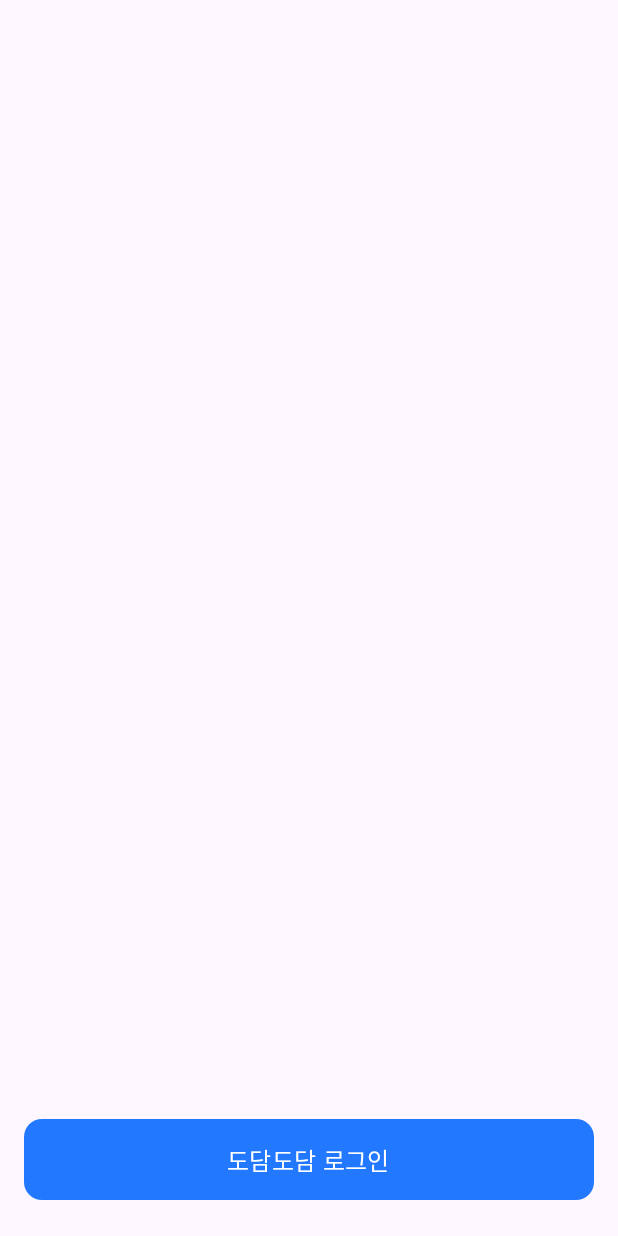
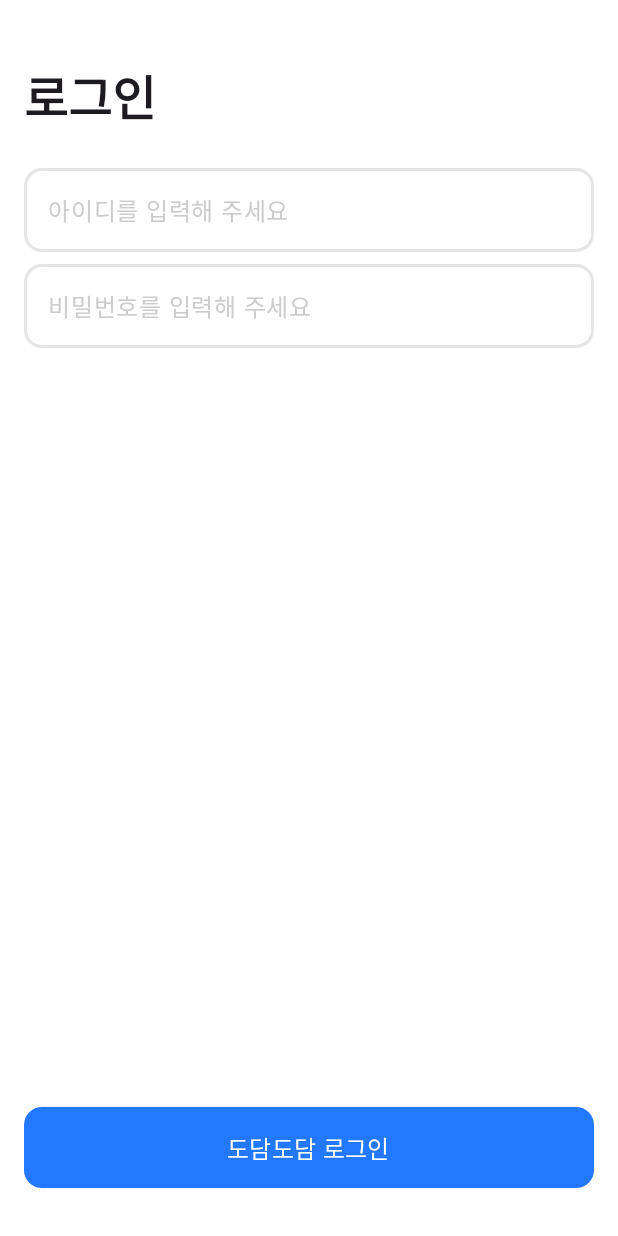
Before and after one commit to molohala/grow-android, an Android app built with Jetpack Compose: the screen it shows after launch (MainActivity), on a phone screen of 412 x 824 dp. Run offline under Robolectric (Android 15) with nearby library versions, the phone set to English and light mode, and no system bars.

Commit message:
feat : init sign in view

```diff
--- a/app/src/main/java/com/molohala/infinity/InfinityTextField.kt
+++ b/app/src/main/java/com/molohala/infinity/InfinityTextField.kt
@@ -56,7 +56,7 @@ fun InfinityTextField(
 
     BasicTextField(
         modifier = modifier
-            .height(52.dp)
+            .height(56.dp)
             .fillMaxWidth()
             .background(
                 color = Color.White,
@@ -67,7 +67,7 @@ fun InfinityTextField(
             }
             .border(
                 width = (1.5).dp,
-                color = Color.LightGray,
+                color = Color.LightGray.copy(alpha = 0.5f),
                 shape = shape,
             ),
         value = value,
--- a/app/src/main/java/com/molohala/infinity/SignInScreen.kt
+++ b/app/src/main/java/com/molohala/infinity/SignInScreen.kt
@@ -1,26 +1,44 @@
 package com.molohala.infinity
 
+import androidx.compose.foundation.background
+import androidx.compose.foundation.layout.Arrangement
 import androidx.compose.foundation.layout.Column
 import androidx.compose.foundation.layout.Spacer
 import androidx.compose.foundation.layout.padding
 import androidx.compose.runtime.Composable
+import androidx.compose.runtime.collectAsState
+import androidx.compose.runtime.getValue
+import androidx.compose.runtime.mutableStateOf
+import androidx.compose.runtime.remember
+import androidx.compose.runtime.setValue
 import androidx.compose.ui.Modifier
+import androidx.compose.ui.graphics.Color
 import androidx.compose.ui.unit.dp
+import androidx.lifecycle.viewmodel.compose.viewModel
 
 @Composable
 fun SignInScreen(
+    viewModel: SignInViewModel = viewModel()
+) {
 
-) {
-    Column {
+    val uiState by viewModel.uiState.collectAsState()
 
+    Column(
+        modifier = Modifier
+            .background(Color.White)
+            .padding(horizontal = 16.dp),
+        verticalArrangement = Arrangement.spacedBy(8.dp)
+    ) {
+        Title(text = "로그인")
+        InfinityTextField(placeholder = "아이디를 입력해 주세요", value = uiState.id, onValueChange = { uiState.id = it })
+        InfinityTextField(placeholder = "비밀번호를 입력해 주세요", value = uiState.pw, onValueChange = { uiState.pw = it })
         Spacer(modifier = Modifier.weight(1f))
         InfinityButton(
             modifier = Modifier
-                .padding(bottom = 24.dp)
-                .padding(horizontal = 16.dp),
+                .padding(bottom = 32.dp),
             text = "도담도담 로그인"
         ) {
-            // handle sign in
+            viewModel.signIn()
         }
     }
 }
--- /dev/null
+++ b/app/src/main/java/com/molohala/infinity/SignInViewModel.kt
@@ -0,0 +1,18 @@
+package com.molohala.infinity
+
+import androidx.lifecycle.ViewModel
+import kotlinx.coroutines.flow.MutableStateFlow
+
+
+class SignInViewModel: ViewModel() {
+    data class SignInState(
+        var id: String = "",
+        var pw: String = ""
+    )
+
+    val uiState = MutableStateFlow(SignInState())
+
+    fun signIn() {
+
+    }
+}
--- /dev/null
+++ b/app/src/main/java/com/molohala/infinity/Title.kt
@@ -0,0 +1,28 @@
+package com.molohala.infinity
+
+import androidx.compose.foundation.layout.Row
+import androidx.compose.foundation.layout.Spacer
+import androidx.compose.foundation.layout.padding
+import androidx.compose.material3.MaterialTheme
+import androidx.compose.material3.Text
+import androidx.compose.runtime.Composable
+import androidx.compose.ui.Modifier
+import androidx.compose.ui.text.font.FontWeight
+import androidx.compose.ui.unit.dp
+
+@Composable
+fun Title(
+    text: String
+) {
+    Row {
+        Text(
+            modifier = Modifier
+                .padding(vertical = 16.dp)
+                .padding(top = 24.dp),
+            text = text,
+            style = MaterialTheme.typography.headlineLarge,
+            fontWeight = FontWeight.SemiBold
+        )
+        Spacer(modifier = Modifier.weight(1f))
+    }
+}
```
